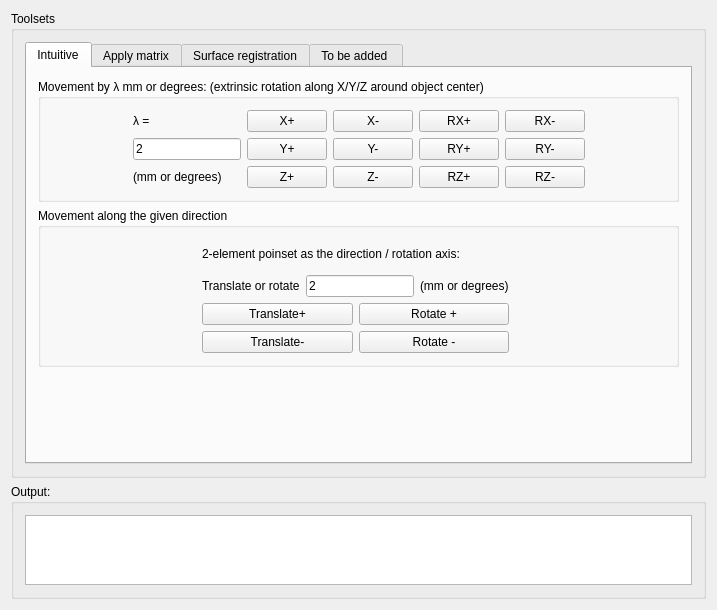
First picture: the form in Plugins/org.mitk.lancet.movedata/src/internal/MoveDataControls.ui, repository zhaomengxiao/LancetMITK-Adition, before the edit.
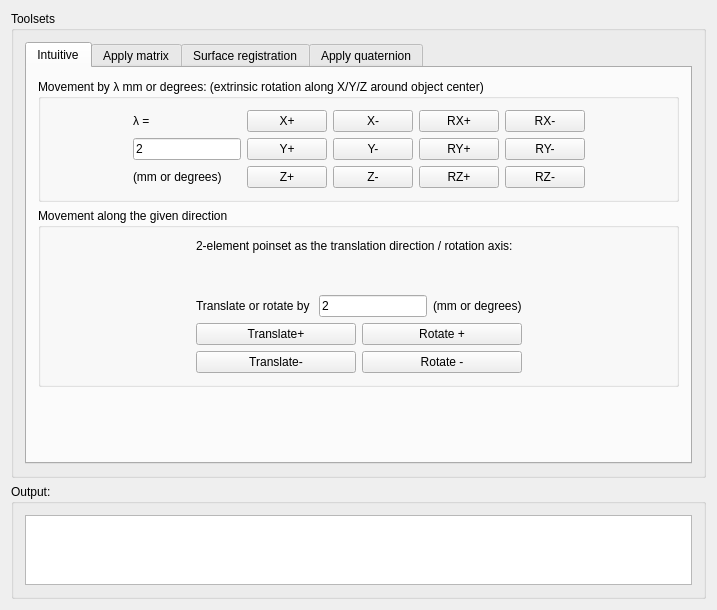
Second picture: the form after the edit. Custom widgets are drawn as their Qt base class.

Patch:
```diff
--- a/Plugins/org.mitk.lancet.movedata/src/internal/MoveDataControls.ui
+++ b/Plugins/org.mitk.lancet.movedata/src/internal/MoveDataControls.ui
@@ -42,25 +42,33 @@
              <string>Movement along the given direction</string>
             </property>
             <layout class="QGridLayout" name="gridLayout_10">
-             <item row="2" column="2">
-              <spacer name="horizontalSpacer_5">
-               <property name="orientation">
-                <enum>Qt::Horizontal</enum>
-               </property>
-               <property name="sizeHint" stdset="0">
-                <size>
-                 <width>40</width>
-                 <height>20</height>
-                </size>
-               </property>
-              </spacer>
+             <item row="0" column="1">
+              <layout class="QVBoxLayout" name="verticalLayout">
+               <item>
+                <widget class="QLabel" name="label">
+                 <property name="text">
+                  <string>2-element poinset as the translation direction / rotation axis: </string>
+                 </property>
+                </widget>
+               </item>
+               <item>
+                <widget class="QmitkSingleNodeSelectionWidget" name="mitkSelectWidget_directionPointSet" native="true">
+                 <property name="minimumSize">
+                  <size>
+                   <width>0</width>
+                   <height>30</height>
+                  </size>
+                 </property>
+                </widget>
+               </item>
+              </layout>
              </item>
              <item row="1" column="1">
               <layout class="QHBoxLayout" name="horizontalLayout_3">
                <item>
                 <widget class="QLabel" name="label_4">
                  <property name="text">
-                  <string>Translate or rotate</string>
+                  <string>Translate or rotate by </string>
                  </property>
                 </widget>
                </item>
@@ -80,6 +88,19 @@
                </item>
               </layout>
              </item>
+             <item row="2" column="0">
+              <spacer name="horizontalSpacer_6">
+               <property name="orientation">
+                <enum>Qt::Horizontal</enum>
+               </property>
+               <property name="sizeHint" stdset="0">
+                <size>
+                 <width>40</width>
+                 <height>20</height>
+                </size>
+               </property>
+              </spacer>
+             </item>
              <item row="2" column="1">
               <layout class="QGridLayout" name="gridLayout_9">
                <item row="0" column="0">
@@ -112,8 +133,8 @@
                </item>
               </layout>
              </item>
-             <item row="2" column="0">
-              <spacer name="horizontalSpacer_6">
+             <item row="2" column="2">
+              <spacer name="horizontalSpacer_5">
                <property name="orientation">
                 <enum>Qt::Horizontal</enum>
                </property>
@@ -125,27 +146,6 @@
                </property>
               </spacer>
              </item>
-             <item row="0" column="1" colspan="2">
-              <layout class="QHBoxLayout" name="horizontalLayout_2">
-               <item>
-                <widget class="QLabel" name="label">
-                 <property name="text">
-                  <string>2-element poinset as the direction / rotation axis: </string>
-                 </property>
-                </widget>
-               </item>
-               <item>
-                <widget class="QmitkSingleNodeSelectionWidget" name="mitkSelectWidget_directionPointSet" native="true">
-                 <property name="minimumSize">
-                  <size>
-                   <width>0</width>
-                   <height>30</height>
-                  </size>
-                 </property>
-                </widget>
-               </item>
-              </layout>
-             </item>
             </layout>
            </widget>
           </item>
@@ -825,7 +825,7 @@
         </widget>
         <widget class="QWidget" name="tab_4">
          <attribute name="title">
-          <string>To be added </string>
+          <string>Apply quaternion</string>
          </attribute>
         </widget>
        </widget>
```
